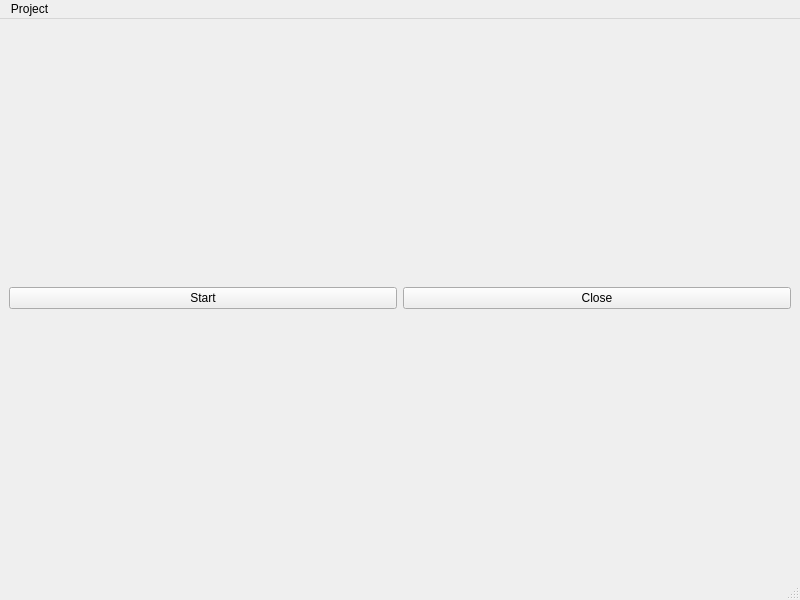
Qt form designer/ui/project_window_qt.ui (sho-87/cognitive-battery) before a commit.
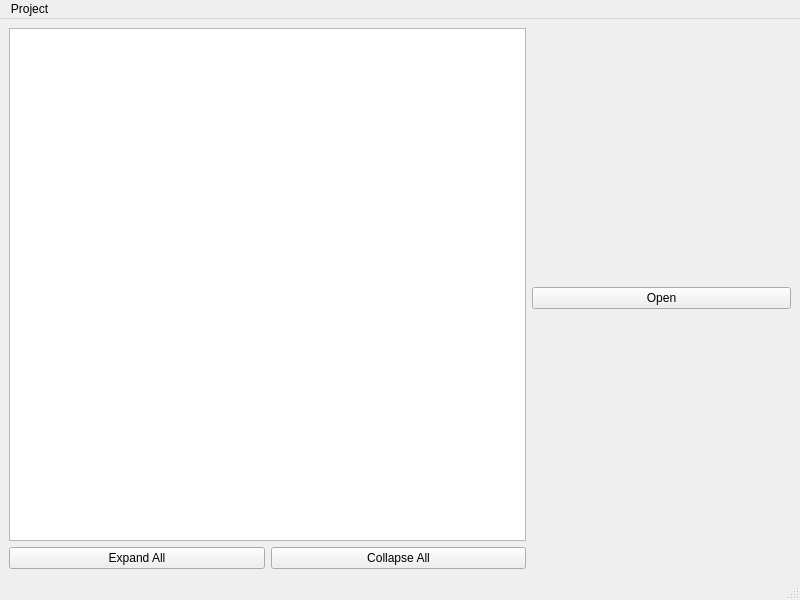
The same form after that commit.

Commit message: Add all projects to tree view

Diff of the .ui file:
```diff
--- a/designer/ui/project_window_qt.ui
+++ b/designer/ui/project_window_qt.ui
@@ -16,20 +16,102 @@
   <widget class="QWidget" name="centralwidget">
    <layout class="QHBoxLayout" name="horizontalLayout_2">
     <item>
-     <layout class="QHBoxLayout" name="horizontalLayout">
+     <layout class="QHBoxLayout" name="mainProjectLayout" stretch="2,1">
       <item>
-       <widget class="QPushButton" name="startButton">
-        <property name="text">
-         <string>Start</string>
-        </property>
-       </widget>
+       <layout class="QVBoxLayout" name="projectListLayout">
+        <item>
+         <widget class="QTreeWidget" name="projectTree">
+          <property name="autoFillBackground">
+           <bool>false</bool>
+          </property>
+          <property name="frameShape">
+           <enum>QFrame::StyledPanel</enum>
+          </property>
+          <property name="editTriggers">
+           <set>QAbstractItemView::DoubleClicked|QAbstractItemView::EditKeyPressed|QAbstractItemView::SelectedClicked</set>
+          </property>
+          <property name="tabKeyNavigation">
+           <bool>true</bool>
+          </property>
+          <property name="alternatingRowColors">
+           <bool>false</bool>
+          </property>
+          <property name="rootIsDecorated">
+           <bool>true</bool>
+          </property>
+          <property name="uniformRowHeights">
+           <bool>true</bool>
+          </property>
+          <property name="sortingEnabled">
+           <bool>false</bool>
+          </property>
+          <property name="animated">
+           <bool>true</bool>
+          </property>
+          <property name="wordWrap">
+           <bool>true</bool>
+          </property>
+          <property name="headerHidden">
+           <bool>true</bool>
+          </property>
+          <attribute name="headerVisible">
+           <bool>false</bool>
+          </attribute>
+          <attribute name="headerCascadingSectionResizes">
+           <bool>false</bool>
+          </attribute>
+          <attribute name="headerHighlightSections">
+           <bool>true</bool>
+          </attribute>
+          <attribute name="headerShowSortIndicator" stdset="0">
+           <bool>false</bool>
+          </attribute>
+          <column>
+           <property name="text">
+            <string>Project List</string>
+           </property>
+          </column>
+         </widget>
+        </item>
+        <item>
+         <layout class="QHBoxLayout" name="horizontalLayout">
+          <item>
+           <widget class="QPushButton" name="projectExpandButton">
+            <property name="statusTip">
+             <string>Expand all projects in list</string>
+            </property>
+            <property name="text">
+             <string>Expand All</string>
+            </property>
+           </widget>
+          </item>
+          <item>
+           <widget class="QPushButton" name="projectCollapseButton">
+            <property name="statusTip">
+             <string>Collapse all projects in list</string>
+            </property>
+            <property name="text">
+             <string>Collapse All</string>
+            </property>
+           </widget>
+          </item>
+         </layout>
+        </item>
+       </layout>
       </item>
       <item>
-       <widget class="QPushButton" name="closeButton">
-        <property name="text">
-         <string>Close</string>
-        </property>
-       </widget>
+       <layout class="QVBoxLayout" name="projectInfoLayout">
+        <item>
+         <widget class="QPushButton" name="openButton">
+          <property name="statusTip">
+           <string>Open selected project</string>
+          </property>
+          <property name="text">
+           <string>Open</string>
+          </property>
+         </widget>
+        </item>
+       </layout>
       </item>
      </layout>
     </item>
```
The commit also changes 3 other files.
